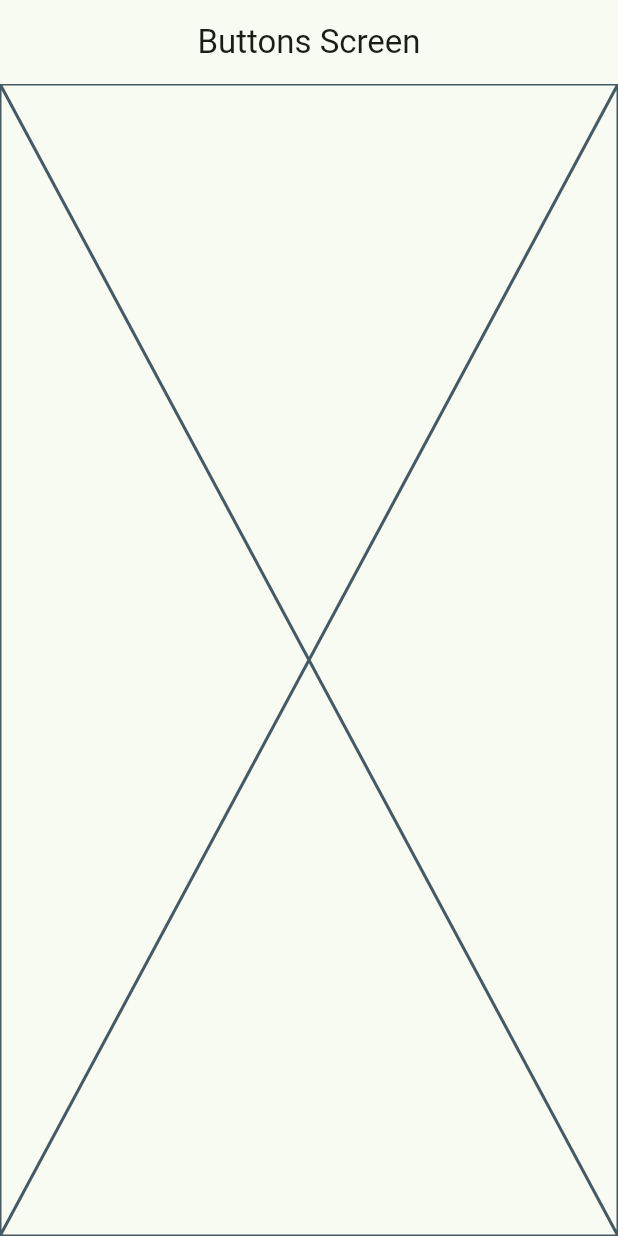
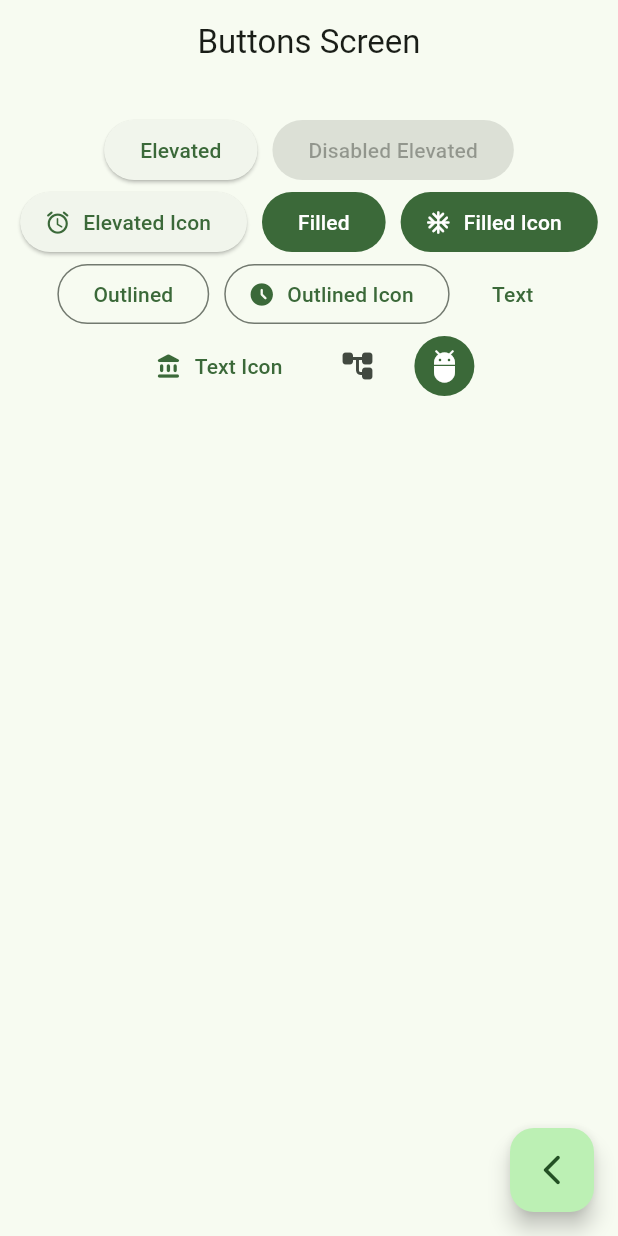
Before and after one commit to lucasgil1804/app_flutter_widgets, a Flutter app: the ButtonsScreen screen opened by its route, on a phone screen of 412 x 824 dp. Run offline on Flutter 3.47's test engine with Material 3 defaults, Android fonts, the phone set to English and light mode, and no system bars; our stand-ins replace go_router.

Commit message:
Buttons screen con diferentes tipos de botones

```diff
--- a/lib/presentation/screens/buttons/buttons_screen.dart
+++ b/lib/presentation/screens/buttons/buttons_screen.dart
@@ -1,4 +1,5 @@
 import 'package:flutter/material.dart';
+import 'package:go_router/go_router.dart';
 
 class ButtonsScreen extends StatelessWidget {
   const ButtonsScreen({super.key});
@@ -9,7 +10,67 @@ class ButtonsScreen extends StatelessWidget {
       appBar: AppBar(
         title: Text('Buttons Screen'),
       ),
-      body: Placeholder(),
+      body: _ButtonsView(),
+      floatingActionButton: FloatingActionButton(
+        child: Icon(Icons.arrow_back_ios_new_rounded),
+        onPressed: () {
+          context.pop();
+        },
+      ),
     );
   }
 }
+
+class _ButtonsView extends StatelessWidget {
+  const _ButtonsView();
+
+  @override
+  Widget build(BuildContext context) {
+    final colors = Theme.of(context).colorScheme;
+
+    return SizedBox(
+      width: double.infinity,
+      child: Padding(
+        padding: EdgeInsets.symmetric(horizontal: 10, vertical: 20),
+        child: Wrap(
+          spacing: 10,
+          alignment: WrapAlignment.center,
+          children: [
+            ElevatedButton(onPressed: () {}, child: Text('Elevated')),
+            ElevatedButton(onPressed: null, child: Text('Disabled Elevated')),
+            ElevatedButton.icon(
+                onPressed: () {},
+                icon: Icon(Icons.access_alarm_rounded),
+                label: Text('Elevated Icon')),
+            FilledButton(onPressed: () {}, child: Text('Filled')),
+            FilledButton.icon(
+                onPressed: () {},
+                icon: Icon(Icons.ac_unit_rounded),
+                label: Text('Filled Icon')),
+            OutlinedButton(onPressed: () {}, child: Text('Outlined')),
+            OutlinedButton.icon(
+                onPressed: () {},
+                icon: Icon(Icons.access_time_filled_rounded),
+                label: Text('Outlined Icon')),
+            TextButton(onPressed: () {}, child: Text('Text')),
+            TextButton.icon(
+                onPressed: () {},
+                icon: Icon(Icons.account_balance_rounded),
+                label: Text('Text Icon')),
+
+            // TODO: Custom button
+            IconButton(
+                onPressed: () {}, icon: Icon(Icons.account_tree_rounded)),
+            IconButton(
+              onPressed: () {},
+              icon: Icon(Icons.adb_rounded),
+              style: ButtonStyle(
+                  backgroundColor: WidgetStatePropertyAll(colors.primary),
+                  iconColor: WidgetStatePropertyAll(Colors.white)),
+            )
+          ],
+        ),
+      ),
+    );
+  }
+}
--- a/lib/presentation/screens/home/home_screen.dart
+++ b/lib/presentation/screens/home/home_screen.dart
@@ -1,7 +1,6 @@
 import 'package:flutter/material.dart';
 import 'package:go_router/go_router.dart';
 import 'package:widgets_app/config/menu/menu_items.dart';
-import 'package:widgets_app/presentation/screens/buttons/buttons_screen.dart';
 
 class HomeScreen extends StatelessWidget {
   const HomeScreen({super.key});
```
